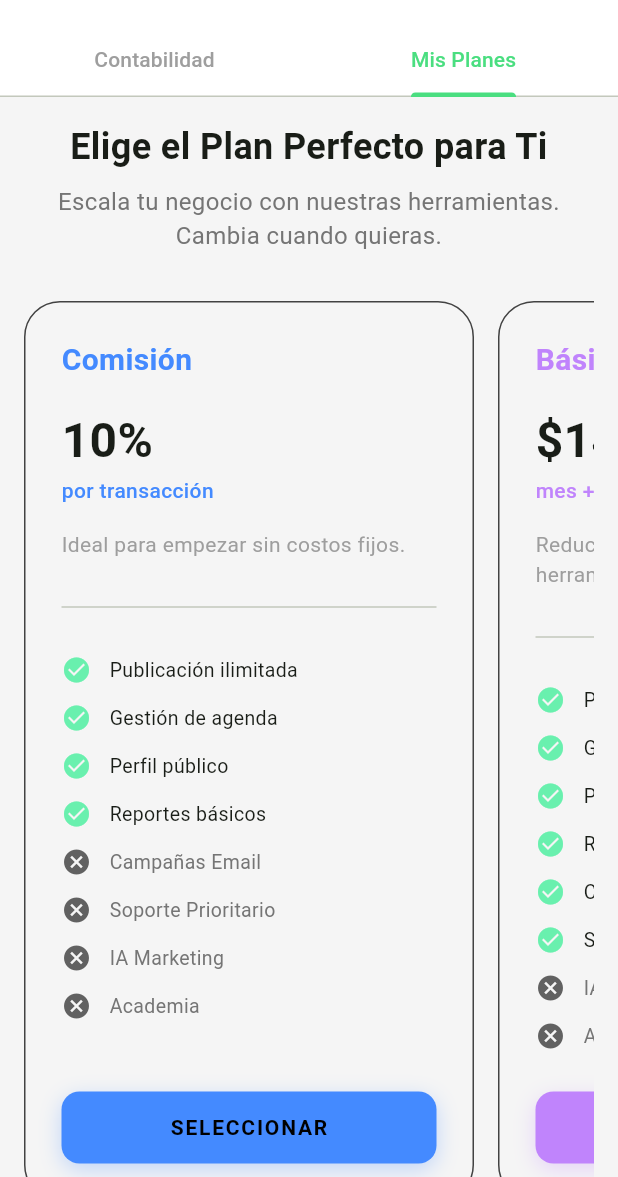
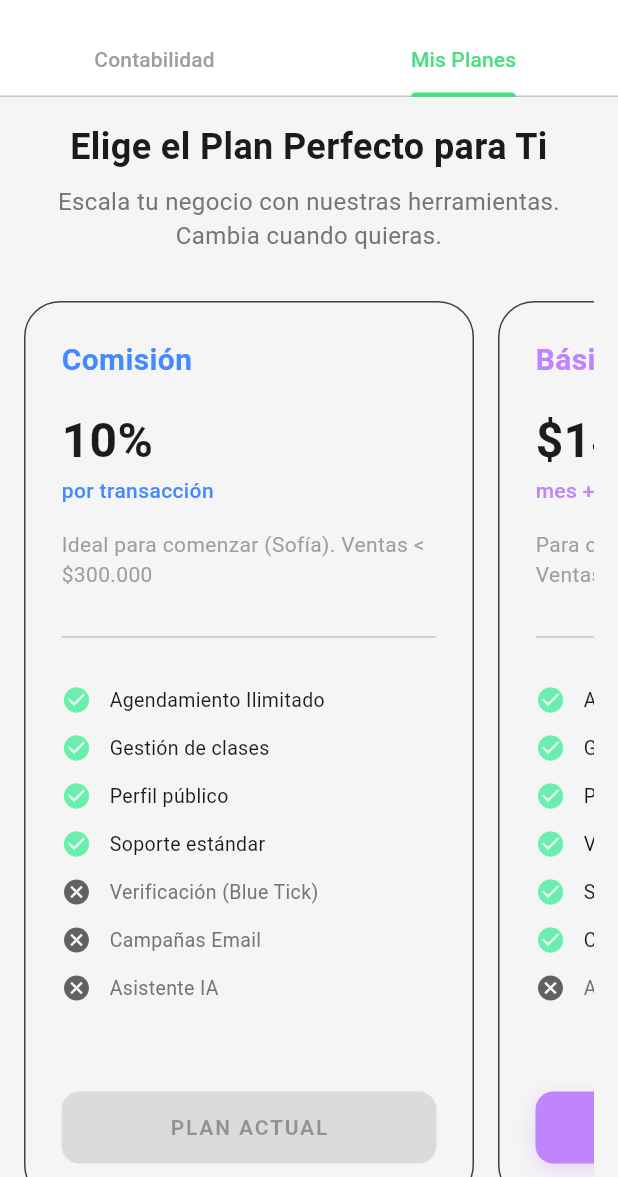
Before and after one commit to JotaPlads2025/plads_2_0, a Flutter app: the FinanceScreen screen opened directly, tab 2 chosen, on a phone screen of 412 x 824 dp, the part 59-1236 px from its top. Run offline on Flutter 3.47's test engine with Material 3 defaults, Android fonts, the phone set to English and light mode, and no system bars; our stand-ins replace cloud_firestore, firebase_auth, firebase_core, firebase_storage, fl_chart, flutter_local_notifications and 10 more; missing offline and left inert: mobile_scanner; accounts and stored records are empty.

Commit message:
feat: Save progress before migration (Plans, Attendance, iOS Fixes)

```diff
--- a/lib/main.dart
+++ b/lib/main.dart
@@ -9,6 +9,7 @@ import 'services/firestore_service.dart';
 import 'services/notification_service.dart';
 import 'services/academy_service.dart';
 import 'services/storage_service.dart';
+import 'services/subscription_service.dart';
 import 'models/user_model.dart';
 import 'screens/login_screen.dart';
 import 'screens/instructor/instructor_home_screen.dart';
@@ -72,6 +73,7 @@ class MyApp extends StatelessWidget {
         Provider<FirestoreService>(create: (_) => FirestoreService()),
         Provider<NotificationService>(create: (_) => NotificationService()),
         Provider<StorageService>(create: (_) => StorageService()),
+        Provider<SubscriptionService>(create: (_) => SubscriptionService()),
         ChangeNotifierProvider<AcademyService>(create: (_) => AcademyService()),
       ],
       child: ValueListenableBuilder<ThemeMode>(
--- a/lib/models/access_grant_model.dart
+++ b/lib/models/access_grant_model.dart
@@ -88,7 +88,9 @@ class AccessGrant {
       category: map['category'] ?? 'All',
       remainingClasses: map['remainingClasses'],
       initialClasses: map['initialClasses'],
-      expiryDate: map['expiryDate'] != null ? DateTime.parse(map['expiryDate']) : null,
+      expiryDate: map['expiryDate'] is String
+          ? DateTime.parse(map['expiryDate'])
+          : (map['expiryDate'] as dynamic)?.toDate(),
       isActive: map['isActive'] ?? true,
     );
   }
--- a/lib/models/user_model.dart
+++ b/lib/models/user_model.dart
@@ -16,6 +16,7 @@ class UserModel {
   final Map<String, dynamic> wallet; // Map<instructorId, {balance: int, instructorName: String}>
   final List<AccessGrant> activeSubscriptions; // New field for multi-plan support
   final List<String> favorites; // New: List of instructor IDs the user follows
+  final String planType; // 'commission', 'basic', 'pro'
 
   UserModel({
     required this.id,
@@ -33,6 +34,7 @@ class UserModel {
     this.wallet = const {},
     this.activeSubscriptions = const [],
     this.favorites = const [],
+    this.planType = 'commission',
   });
 
   // Serialization
@@ -53,6 +55,7 @@ class UserModel {
       'wallet': wallet,
       'activeSubscriptions': activeSubscriptions.map((x) => x.toMap()).toList(),
       'favorites': favorites,
+      'planType': planType,
     };
   }
 
@@ -63,9 +66,9 @@ class UserModel {
       displayName: map['displayName'] ?? '',
       photoUrl: map['photoUrl'],
       role: map['role'] ?? 'student',
-      createdAt: map['createdAt'] != null
+      createdAt: map['createdAt'] is String
           ? DateTime.parse(map['createdAt'])
-          : DateTime.now(),
+          : (map['createdAt'] as dynamic)?.toDate() ?? DateTime.now(),
       acceptedTerms: map['acceptedTerms'] ?? false,
       pushToken: map['pushToken'],
       interests: List<String>.from(map['interests'] ?? []),
@@ -77,6 +80,7 @@ class UserModel {
           ? List<AccessGrant>.from((map['activeSubscriptions'] as List).map((x) => AccessGrant.fromMap(x)))
           : [],
       favorites: List<String>.from(map['favorites'] ?? []),
+      planType: map['planType'] ?? 'commission',
     );
   }
 }
--- a/lib/screens/instructor/finance/finance_screen.dart
+++ b/lib/screens/instructor/finance/finance_screen.dart
@@ -1,4 +1,8 @@
 import 'package:flutter/material.dart';
+import 'package:provider/provider.dart';
+import '../../../../services/auth_service.dart';
+import '../../../../services/firestore_service.dart';
+import '../../../../models/user_model.dart';
 import '../../../../theme/app_theme.dart';
 import 'tabs/accounting_tab.dart';
 import 'tabs/plans_tab.dart';
@@ -11,24 +15,35 @@ class FinanceScreen extends StatefulWidget {
 }
 
 class _FinanceScreenState extends State<FinanceScreen> {
-  // Shared State
-  String _currentPlan = 'Pro'; // Default Plan
-
-  void _updatePlan(String newPlan) {
-    setState(() {
-      _currentPlan = newPlan;
-    });
-    ScaffoldMessenger.of(context).showSnackBar(
-      SnackBar(content: Text('Plan actualizado a: $newPlan'), backgroundColor: AppColors.neonGreen),
-    );
-  }
 
   @override
   Widget build(BuildContext context) {
     final theme = Theme.of(context);
+    final userModel = Provider.of<AuthService>(context).currentUserModel;
+    final currentPlan = userModel?.planType ?? 'commission';
 
-    // Using DefaultTabController is fine, but we need to rebuild children when state changes.
-    // Since TabBarView keeps state, passing parameters might require unique keys or just passing them directly.
+    Future<void> updatePlan(String newPlan) async {
+      try {
+        final userId = userModel?.id;
+        if (userId != null) {
+          await Provider.of<FirestoreService>(context, listen: false).updateUserFields(userId, {'planType': newPlan});
+
+          if (mounted) {
+            ScaffoldMessenger.of(context).showSnackBar(
+              SnackBar(content: Text('Plan actualizado a: $newPlan'), backgroundColor: AppColors.neonGreen),
+            );
+          }
+          // Force refresh of user data? AuthService stream handles this usually.
+        }
+      } catch (e) {
+        if (mounted) {
+           ScaffoldMessenger.of(context).showSnackBar(
+              SnackBar(content: Text('Error al cambiar plan: $e'), backgroundColor: Colors.red),
+            );
+        }
+      }
+    }
+
     return DefaultTabController(
       length: 2,
       child: Scaffold(
@@ -53,10 +68,10 @@ class _FinanceScreenState extends State<FinanceScreen> {
         ),
         body: TabBarView(
           children: [
-            AccountingTab(currentPlan: _currentPlan),
+            AccountingTab(currentPlan: currentPlan),
             PlansTab(
-              currentPlan: _currentPlan,
-              onPlanChanged: _updatePlan,
+              currentPlan: currentPlan,
+              onPlanChanged: updatePlan,
             ),
           ],
         ),
--- a/lib/screens/instructor/finance/tabs/plans_tab.dart
+++ b/lib/screens/instructor/finance/tabs/plans_tab.dart
@@ -59,61 +59,58 @@ class _PlansTabState extends State<PlansTab> {
                   title: 'Comisión',
                   price: '10%',
                   period: 'por transacción',
-                  description: 'Ideal para empezar sin costos fijos.',
+                  description: 'Ideal para comenzar (Sofía). Ventas < \$300.000',
                   features: {
-                    'Publicación ilimitada': true,
-                    'Gestión de agenda': true,
+                    'Agendamiento Ilimitado': true,
+                    'Gestión de clases': true,
                     'Perfil público': true,
-                    'Reportes básicos': true,
+                    'Soporte estándar': true,
+                    'Verificación (Blue Tick)': false,
                     'Campañas Email': false,
-                    'Soporte Prioritario': false,
-                    'IA Marketing': false,
-                    'Academia': false,
+                    'Asistente IA': false,
                   },
-                  isCurrent: widget.currentPlan == 'Comisión',
+                  isCurrent: widget.currentPlan == 'commission', // Fixed case sensitive check
                   color: Colors.blueAccent,
-                  onSelect: () => _confirmPlanChange('Comisión'),
+                  onSelect: () => _confirmPlanChange('commission'),
                 ),
                 _buildPlanCard(
                   context,
                   title: 'Básico',
                   price: '\$14.990',
                   period: 'mes + 5% comisión',
-                  description: 'Reduce la comisión y accede a más herramientas.',
+                  description: 'Para consolidar ingresos (Marcos). Ventas > \$300.000',
                   features: {
-                    'Publicación ilimitada': true,
-                    'Gestión de agenda': true,
+                    'Agendamiento Ilimitado': true,
+                    'Gestión de clases': true,
                     'Perfil público': true,
-                    'Reportes avanzados': true,
+                    'Verificación (Blue Tick)': true, // Key feature
+                    'Soporte Prioritario': true,
                     'Campañas Email': true,
-                    'Soporte Prioritario': true,
-                    'IA Marketing': false,
-                    'Academia': false,
+                    'Asistente IA': false,
                   },
-                  isCurrent: widget.currentPlan == 'Básico',
+                  isCurrent: widget.currentPlan == 'basic',
                   color: AppColors.neonPurple,
-                  onSelect: () => _confirmPlanChange('Básico'),
+                  onSelect: () => _confirmPlanChange('basic'),
                 ),
                 _buildPlanCard(
                   context,
                   title: 'Pro',
                   price: '\$29.990',
                   period: 'mes + 2.9% comisión',
-                  description: 'Comisión mínima y herramientas de IA.',
+                  description: 'Para academias y alto volumen (Laura). Ventas > \$715.000',
                   features: {
-                    'Publicación ilimitada': true,
-                    'Gestión de agenda': true,
-                    'Perfil público': true,
-                    'Reportes avanzados': true,
-                    'Campañas Email': true,
-                    'Soporte Prioritario': true,
-                    'IA Marketing': true,
-                    'Academia (10 instr.)': true,
+                    'Todo lo del Plan Básico': true,
+                    'Comisión reducida (2.9%)': true,
+                    'Asistente IA Marketing': true, // Key feature
+                    'Mi Academia (Multi-sede)': true,
+                    'Analítica Avanzada': true,
+                    'Posicionamiento Destacado': true,
                   },
-                  isCurrent: widget.currentPlan == 'Pro',
+                  // Use 'pro' lowercase to match user model
+                  isCurrent: widget.currentPlan == 'pro',
                   isFeatured: true,
                   color: AppColors.neonGreen,
-                  onSelect: () => _confirmPlanChange('Pro'),
+                  onSelect: () => _confirmPlanChange('pro'),
                 ),
               ],
             ),
--- /dev/null
+++ b/lib/services/subscription_service.dart
@@ -0,0 +1,84 @@
+import '../models/user_model.dart';
+
+class SubscriptionPlan {
+  final String id;
+  final String name;
+  final int monthlyCost;
+  final double commissionRate;
+  final List<String> features;
+  final String recommendedFor; // "Ideal para..."
+
+  const SubscriptionPlan({
+    required this.id,
+    required this.name,
+    required this.monthlyCost,
+    required this.commissionRate,
+    required this.features,
+    required this.recommendedFor,
+  });
+}
+
+class SubscriptionService {
+  // Define Plans
+  static const List<SubscriptionPlan> plans = [
+    SubscriptionPlan(
+      id: 'commission',
+      name: 'Plan Comisión',
+      monthlyCost: 0,
+      commissionRate: 0.10,
+      recommendedFor: 'Instructores que inician (< \$300k/mes)',
+      features: [
+        'Agendamiento Ilimitado',
+        'Herramientas de gestión',
+        'Perfil Público',
+        'Soporte Estándar',
+      ],
+    ),
+    SubscriptionPlan(
+      id: 'basic',
+      name: 'Plan Básico',
+      monthlyCost: 14990,
+      commissionRate: 0.05,
+      recommendedFor: 'Profesores estables (> \$300k/mes)',
+      features: [
+        'Todo lo del Plan Comisión',
+        'Verificación de Perfil (Blue tick)',
+        'Soporte Prioritario',
+        'Email Marketing',
+        'Estadísticas Básicas',
+      ],
+    ),
+    SubscriptionPlan(
+      id: 'pro',
+      name: 'Plan Pro',
+      monthlyCost: 29990,
+      commissionRate: 0.029,
+      recommendedFor: 'Academias y Alto Volumen (> \$715k/mes)',
+      features: [
+        'Todo lo del Plan Básico',
+        'Comisión más baja (2.9%)',
+        'Asistente IA Marketing',
+        'Mi Academia (Multi-sede)',
+        'Analítica Avanzada',
+      ],
+    ),
+  ];
+
+  // Logic
+  SubscriptionPlan getPlan(String planId) {
+    return plans.firstWhere((p) => p.id == planId, orElse: () => plans.first);
+  }
+
+  double calculateFee(UserModel user, double transactionAmount) {
+    final plan = getPlan(user.planType);
+    return transactionAmount * plan.commissionRate;
+  }
+
+  bool canAccessAcademy(UserModel user) {
+    return user.planType == 'pro';
+  }
+
+  bool isVerified(UserModel user) {
+    return user.planType == 'basic' || user.planType == 'pro';
+  }
+}
```
Also changed, not shown: lib/screens/instructor/classes/class_detail_screen.dart (+19 -4 lines), lib/screens/instructor/settings/settings_screen.dart (+40 -10 lines), lib/screens/student/profile/teacher_profile_screen.dart (+25 -3 lines), lib/services/firestore_service.dart (+9 -0 lines), 4 other files.
